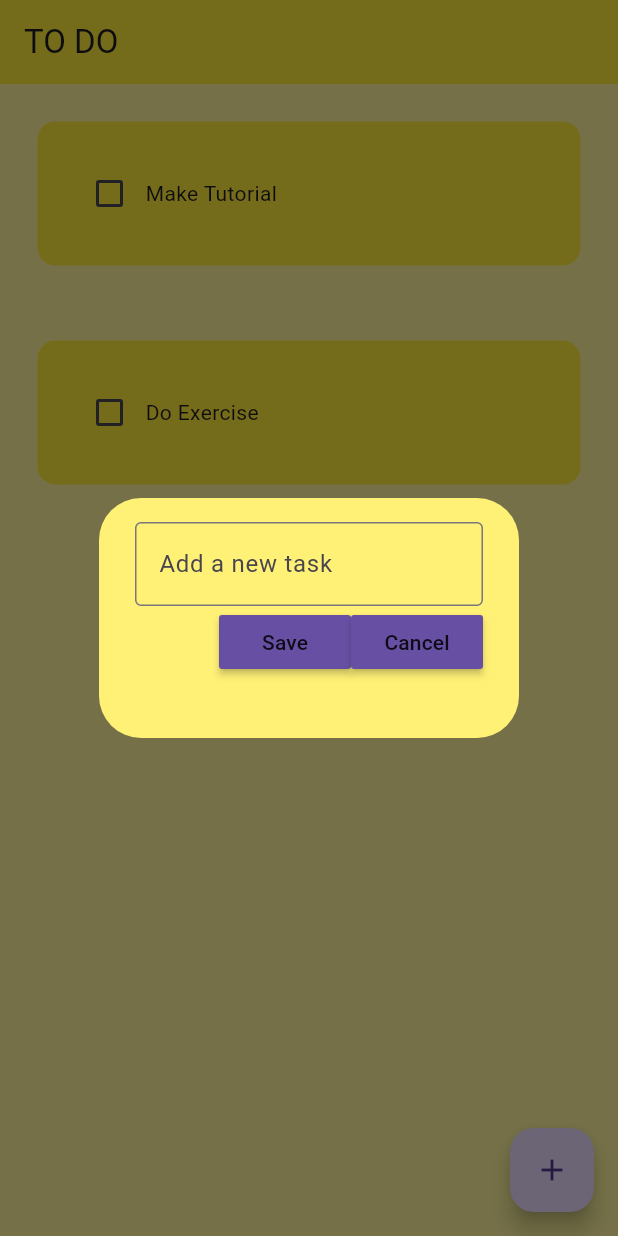
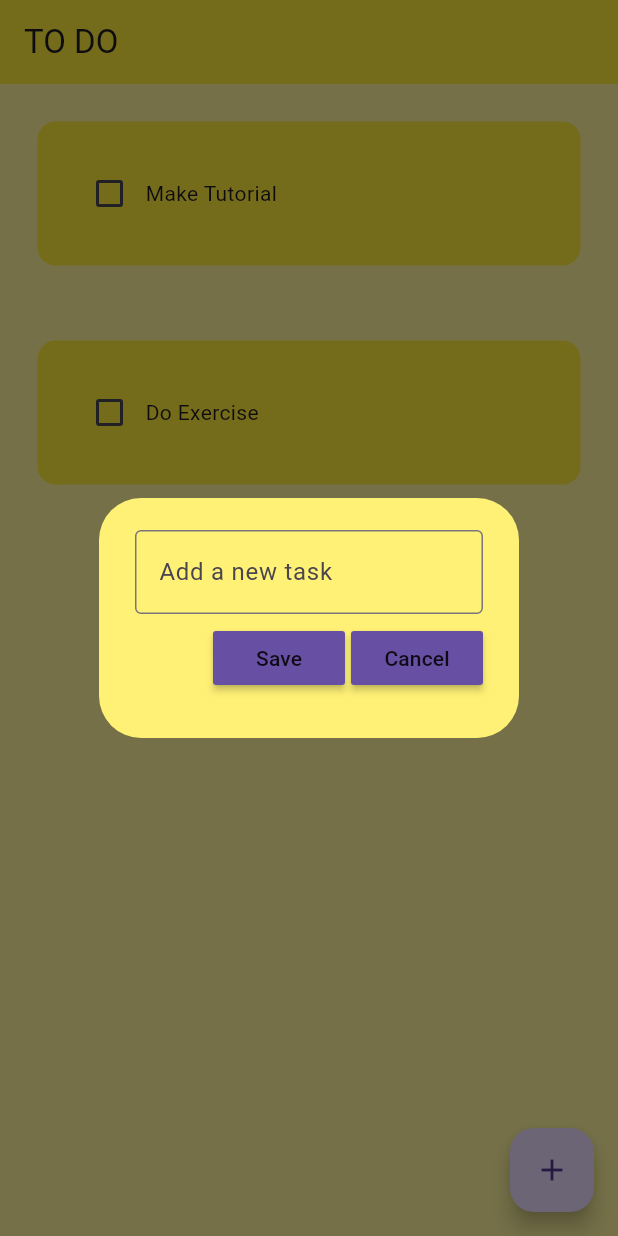
Before and after one commit to Ankitashejal/TO_DO_APP, a Flutter app: the screen it shows after launch, after a tap on the "add" icon, on a phone screen of 412 x 824 dp. Run offline on Flutter 3.47's test engine with Material 3 defaults, Android fonts, the phone set to English and light mode, and no system bars; statements that could not run were skipped.

Commit message:
onsave updated

```diff
--- a/lib/pages/homepage.dart
+++ b/lib/pages/homepage.dart
@@ -11,12 +11,16 @@ class HomePage extends StatefulWidget {
 
 class _HomePageState extends State<HomePage> {
 
+  //text controller
+  final _controller = TextEditingController();
+
+//todo list task
   List toDoList = [
     ["Make Tutorial",false],
     ["Do Exercise",false],
   ];
 
-//checkboc was tapped
+//checkbox was tapped
   void checkBoxChanged(bool? value,int index){
  setState(() {
    toDoList[index][1] = !toDoList[index][1];
@@ -24,12 +28,24 @@ class _HomePageState extends State<HomePage> {
  });
   }
 
+  //savenewtask
+  void saveNewTask(){
+    setState(() {
+      toDoList.add([_controller.text,false]);
+    });
+    Navigator.of(context).pop();
+  }
+
 //create a new task
 void createNewTask(){
 showDialog(
   context: context,
   builder: (context){
-    return DialogBox();
+    return DialogBox(
+      controller: _controller,
+      onSave: saveNewTask,
+      onCancel: () => Navigator.of(context).pop(),
+    );
   }
 );
 }
--- a/lib/util/dialog_box.dart
+++ b/lib/util/dialog_box.dart
@@ -2,7 +2,15 @@ import 'package:flutter/material.dart';
 import 'package:myfirstapp/util/my_button.dart';
 
 class DialogBox extends StatelessWidget {
-  const DialogBox({super.key});
+  final controller;
+   VoidCallback onSave;
+   VoidCallback onCancel;
+
+  const DialogBox({super.key,
+  required this.controller,
+  required this.onSave,
+  required this.onCancel,
+  });
 
   @override
   Widget build(BuildContext context) {
@@ -10,9 +18,12 @@ class DialogBox extends StatelessWidget {
       backgroundColor: Colors.yellow[300],
       content: Container(
         height: 120,
-        child: Column(children: [
+        child: Column(
+            mainAxisAlignment:MainAxisAlignment.spaceEvenly,
+          children: [
           //get user input
           TextField(
+            controller: ,
             decoration: InputDecoration(
               border: OutlineInputBorder(),
               hintText: "Add a new task",
@@ -21,11 +32,14 @@ class DialogBox extends StatelessWidget {
 
           //buttons => save + cancel
           Row(
+
             mainAxisAlignment: MainAxisAlignment.end,
             children: [
+
               //save button'
               MyButton(text: "Save", onPressed: (){}),
 
+              const SizedBox(width: 4),
               //cancelbutton
               MyButton(text: "Cancel", onPressed: (){})
             ],
```
